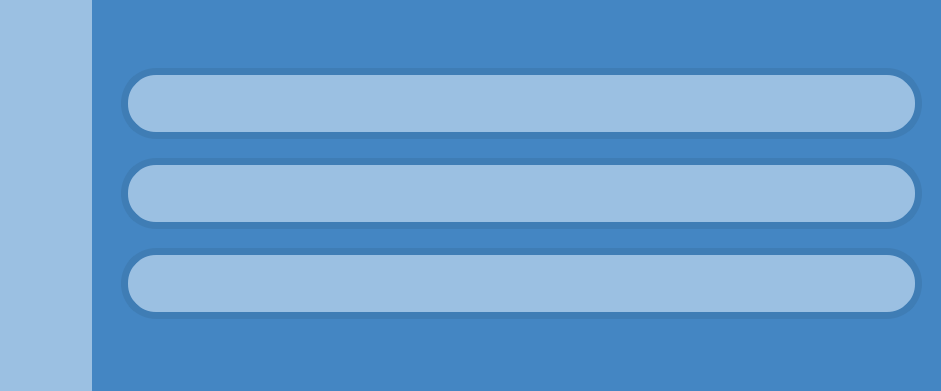
This is AGUniverse/presentationLayer/cellBiology.ui in codingburgas/sprint-eschool-ag-universe as Qt 5 draws it before an edit; both pictures show x 159 to 1100 and y 172 to 563 of the 1100 by 720 pixel window. The edited form follows.
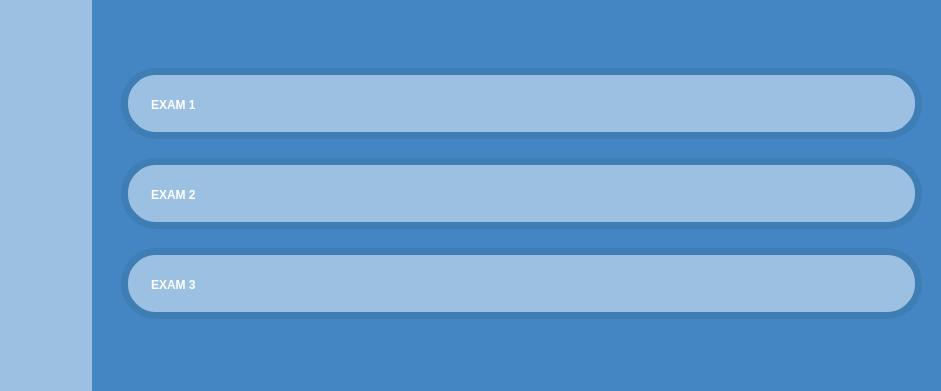
This is the edited form. Icons and pictures are not drawn.

Commit message: Finish biology exams (Close #29)

The edit to the form file:
```diff
--- a/AGUniverse/presentationLayer/cellBiology.ui
+++ b/AGUniverse/presentationLayer/cellBiology.ui
@@ -413,12 +413,132 @@
     <string/>
    </property>
   </widget>
+  <widget class="QPushButton" name="cellBiologyButton1">
+   <property name="geometry">
+    <rect>
+     <x>290</x>
+     <y>250</y>
+     <width>781</width>
+     <height>51</height>
+    </rect>
+   </property>
+   <property name="styleSheet">
+    <string notr="true">background-color:rgba(0, 0, 0, 0);
+border-radius:35px;</string>
+   </property>
+   <property name="text">
+    <string/>
+   </property>
+  </widget>
+  <widget class="QPushButton" name="cellBiologyButton2">
+   <property name="geometry">
+    <rect>
+     <x>290</x>
+     <y>340</y>
+     <width>781</width>
+     <height>51</height>
+    </rect>
+   </property>
+   <property name="styleSheet">
+    <string notr="true">background-color:rgba(0, 0, 0, 0);
+border-radius:35px;</string>
+   </property>
+   <property name="text">
+    <string/>
+   </property>
+  </widget>
+  <widget class="QPushButton" name="cellBiologyButton3">
+   <property name="geometry">
+    <rect>
+     <x>290</x>
+     <y>430</y>
+     <width>781</width>
+     <height>51</height>
+    </rect>
+   </property>
+   <property name="styleSheet">
+    <string notr="true">background-color:rgba(0, 0, 0, 0);
+border-radius:35px;</string>
+   </property>
+   <property name="text">
+    <string/>
+   </property>
+  </widget>
+  <widget class="QLabel" name="Exam1Label">
+   <property name="geometry">
+    <rect>
+     <x>310</x>
+     <y>232</y>
+     <width>201</width>
+     <height>91</height>
+    </rect>
+   </property>
+   <property name="whatsThis">
+    <string>&lt;html&gt;&lt;head/&gt;&lt;body&gt;&lt;p&gt;EXAM 1&lt;/p&gt;&lt;/body&gt;&lt;/html&gt;</string>
+   </property>
+   <property name="styleSheet">
+    <string notr="true">color:white;
+font-weight:bold;
+font: 45pt &quot;Aura&quot;;</string>
+   </property>
+   <property name="text">
+    <string>&lt;html&gt;&lt;head/&gt;&lt;body&gt;&lt;p&gt;EXAM 1&lt;/p&gt;&lt;/body&gt;&lt;/html&gt;</string>
+   </property>
+  </widget>
+  <widget class="QLabel" name="Exam1Label_2">
+   <property name="geometry">
+    <rect>
+     <x>310</x>
+     <y>322</y>
+     <width>231</width>
+     <height>91</height>
+    </rect>
+   </property>
+   <property name="whatsThis">
+    <string>&lt;html&gt;&lt;head/&gt;&lt;body&gt;&lt;p&gt;EXAM 1&lt;/p&gt;&lt;/body&gt;&lt;/html&gt;</string>
+   </property>
+   <property name="styleSheet">
+    <string notr="true">color:white;
+font-weight:bold;
+font: 45pt &quot;Aura&quot;;</string>
+   </property>
+   <property name="text">
+    <string>&lt;html&gt;&lt;head/&gt;&lt;body&gt;&lt;p&gt;EXAM 2&lt;/p&gt;&lt;/body&gt;&lt;/html&gt;</string>
+   </property>
+  </widget>
+  <widget class="QLabel" name="Exam1Label_3">
+   <property name="geometry">
+    <rect>
+     <x>310</x>
+     <y>412</y>
+     <width>211</width>
+     <height>91</height>
+    </rect>
+   </property>
+   <property name="whatsThis">
+    <string>&lt;html&gt;&lt;head/&gt;&lt;body&gt;&lt;p&gt;EXAM 1&lt;/p&gt;&lt;/body&gt;&lt;/html&gt;</string>
+   </property>
+   <property name="styleSheet">
+    <string notr="true">color:white;
+font-weight:bold;
+font: 45pt &quot;Aura&quot;;</string>
+   </property>
+   <property name="text">
+    <string>&lt;html&gt;&lt;head/&gt;&lt;body&gt;&lt;p&gt;EXAM 3&lt;/p&gt;&lt;/body&gt;&lt;/html&gt;</string>
+   </property>
+  </widget>
   <zorder>backgroundblue_bg</zorder>
   <zorder>frame_2</zorder>
   <zorder>titleLabel</zorder>
   <zorder>exam3</zorder>
   <zorder>exam1</zorder>
   <zorder>exam2</zorder>
+  <zorder>cellBiologyButton1</zorder>
+  <zorder>cellBiologyButton2</zorder>
+  <zorder>cellBiologyButton3</zorder>
+  <zorder>Exam1Label</zorder>
+  <zorder>Exam1Label_2</zorder>
+  <zorder>Exam1Label_3</zorder>
  </widget>
  <resources>
   <include location="../resources.qrc"/>
```
The commit also changes 19 other files.
